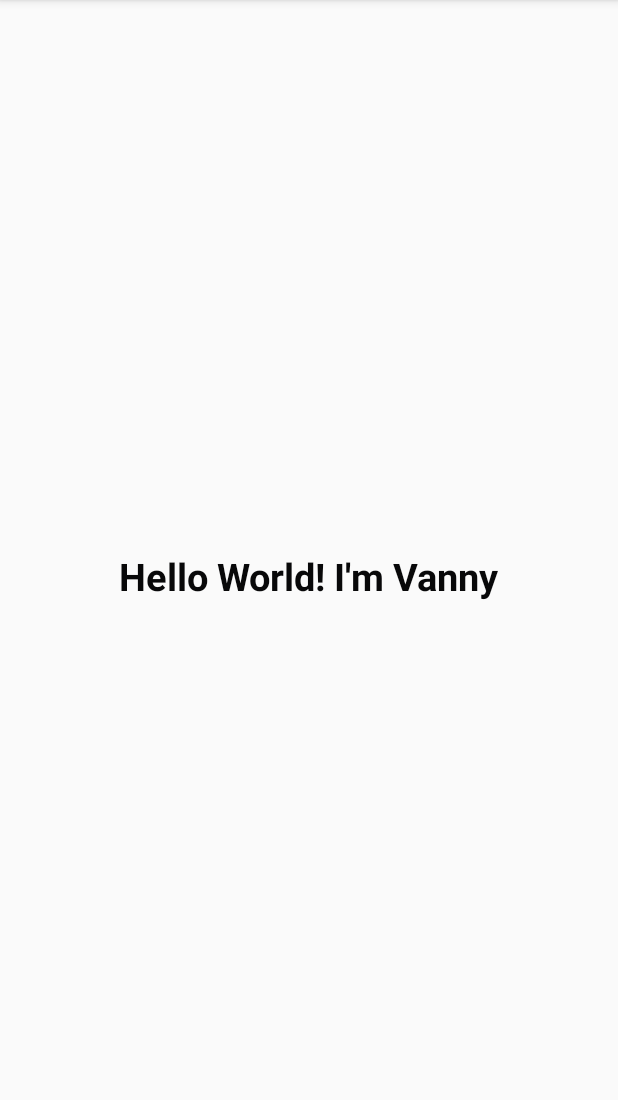
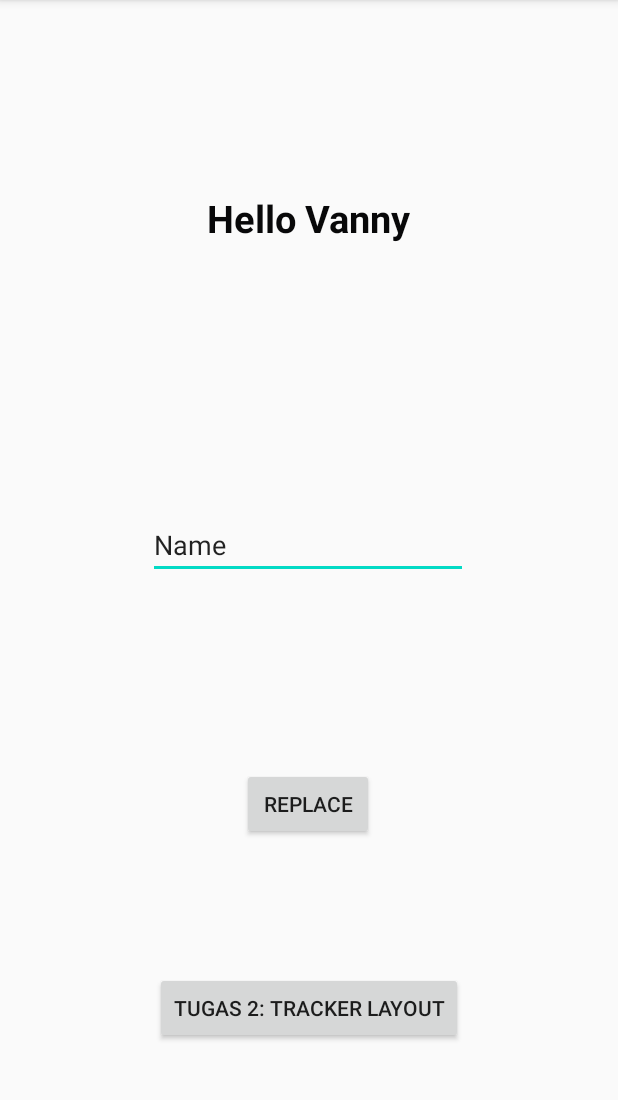
Before and after one commit to Meyke98/PROGMOB, an Android app: the screen it shows after launch (MainActivity), on a phone screen of 412 x 824 dp, the part 84-1184 px from its top. Run offline under Robolectric (Android 15) with nearby library versions, the light colour scheme and no system bars.

Commit message:
Activity Done

```diff
--- a/app/src/main/AndroidManifest.xml
+++ b/app/src/main/AndroidManifest.xml
@@ -9,6 +9,7 @@
         android:roundIcon="@mipmap/ic_launcher_round"
         android:supportsRtl="true"
         android:theme="@style/AppTheme">
+        <activity android:name=".TrackerActivity"></activity>
         <activity android:name=".MainActivity">
             <intent-filter>
                 <action android:name="android.intent.action.MAIN" />
--- a/app/src/main/java/meyke/example/myfirstapp/MainActivity.java
+++ b/app/src/main/java/meyke/example/myfirstapp/MainActivity.java
@@ -1,7 +1,13 @@
 package meyke.example.myfirstapp;
 
+import android.content.Intent;
 import android.support.v7.app.AppCompatActivity;
 import android.os.Bundle;
+import android.util.Log;
+import android.view.View;
+import android.widget.Button;
+import android.widget.EditText;
+import android.widget.TextView;
 
 public class MainActivity extends AppCompatActivity {
 
@@ -9,5 +15,31 @@ public class MainActivity extends AppCompatActivity {
     protected void onCreate(Bundle savedInstanceState) {
         super.onCreate(savedInstanceState);
         setContentView(R.layout.activity_main);
+
+        final TextView txtView = (TextView)findViewById(R.id.mainActivityTextView);
+        Button myBtn = (Button)findViewById(R.id.button1);
+        final EditText myEditText = (EditText)findViewById(R.id.editText1);
+        Button btnTracker = (Button)findViewById(R.id.btnTracker);
+
+        txtView.setText(R.string.text_hello_world);
+        myBtn.setOnClickListener(new View.OnClickListener() {
+            @Override
+            public void onClick(View v) {
+                //Log.d("COBA KLIKKK",myEditText.getText().toString());
+                txtView.setText(myEditText.getText().toString());
+            }
+        });
+        btnTracker.setOnClickListener(new View.OnClickListener() {
+            @Override
+            public void onClick(View v) {
+                Intent intent = new Intent(MainActivity.this,TrackerActivity.class);
+                Bundle b = new Bundle();
+
+                b.putString("Tracker_string", myEditText.getText().toString());
+                intent.putExtras(b);
+
+                startActivity(intent);
+            }
+        });
     }
 }
--- a/app/src/main/res/layout/activity_main.xml
+++ b/app/src/main/res/layout/activity_main.xml
@@ -7,15 +7,53 @@
     tools:context=".MainActivity">
 
     <TextView
+        android:id="@+id/mainActivityTextView"
         android:layout_width="wrap_content"
         android:layout_height="wrap_content"
-        android:text="Hello World! I'm Vanny"
+        android:layout_marginTop="128dp"
+        android:text="Hello World"
         android:textColor="#080809"
         android:textSize="25dp"
         android:textStyle="bold"
-        app:layout_constraintBottom_toBottomOf="parent"
-        app:layout_constraintLeft_toLeftOf="parent"
-        app:layout_constraintRight_toRightOf="parent"
+        app:layout_constraintEnd_toEndOf="parent"
+        app:layout_constraintStart_toStartOf="parent"
         app:layout_constraintTop_toTopOf="parent" />
 
+    <Button
+        android:id="@+id/button1"
+        android:layout_width="wrap_content"
+        android:layout_height="wrap_content"
+        android:layout_marginBottom="208dp"
+        android:text="Replace"
+        app:layout_constraintBottom_toBottomOf="parent"
+        app:layout_constraintEnd_toEndOf="parent"
+        app:layout_constraintHorizontal_bias="0.498"
+        app:layout_constraintStart_toStartOf="parent" />
+
+    <EditText
+        android:id="@+id/editText1"
+        android:layout_width="wrap_content"
+        android:layout_height="wrap_content"
+        android:ems="10"
+        android:inputType="textPersonName"
+        android:text="Name"
+        app:layout_constraintBottom_toTopOf="@+id/button1"
+        app:layout_constraintEnd_toEndOf="parent"
+        app:layout_constraintHorizontal_bias="0.497"
+        app:layout_constraintStart_toStartOf="parent"
+        app:layout_constraintTop_toBottomOf="@+id/mainActivityTextView"
+        app:layout_constraintVertical_bias="0.585" />
+
+    <Button
+        android:id="@+id/btnTracker"
+        android:layout_width="wrap_content"
+        android:layout_height="wrap_content"
+        android:layout_marginTop="36dp"
+        android:text="Tugas 2: Tracker Layout"
+        app:layout_constraintBottom_toBottomOf="parent"
+        app:layout_constraintEnd_toEndOf="parent"
+        app:layout_constraintStart_toStartOf="parent"
+        app:layout_constraintTop_toBottomOf="@+id/button1"
+        app:layout_constraintVertical_bias="0.419" />
+
 </android.support.constraint.ConstraintLayout>
--- a/app/src/main/res/values/strings.xml
+++ b/app/src/main/res/values/strings.xml
@@ -1,3 +1,4 @@
 <resources>
     <string name="app_name">My First App</string>
+    <string name="text_hello_world">Hello Vanny</string>
 </resources>
```
Also changed, not shown: app/src/main/java/meyke/example/myfirstapp/TrackerActivity.java (added, +20 -0 lines), app/src/main/res/layout/activity_tracker.xml (added, +18 -0 lines).
